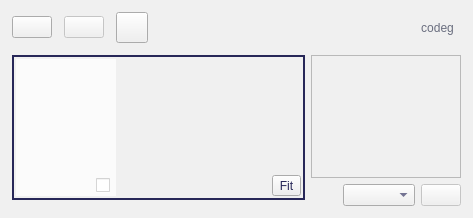
Before: the Qt Designer form src/Ui/AppWindow.ui in NikolayRag/codeg, drawn with Qt 5.
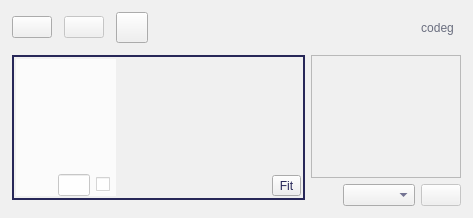
After: the same form once the commit is applied. Icons and pictures are not drawn.

Commit message: add KayerPower field

Diff of the .ui file:
```diff
--- a/src/Ui/AppWindow.ui
+++ b/src/Ui/AppWindow.ui
@@ -396,6 +396,25 @@
                        </property>
                       </spacer>
                      </item>
+                     <item>
+                      <widget class="QLineEdit" name="lineLayerPower">
+                       <property name="sizePolicy">
+                        <sizepolicy hsizetype="MinimumExpanding" vsizetype="Fixed">
+                         <horstretch>0</horstretch>
+                         <verstretch>0</verstretch>
+                        </sizepolicy>
+                       </property>
+                       <property name="maximumSize">
+                        <size>
+                         <width>32</width>
+                         <height>16777215</height>
+                        </size>
+                       </property>
+                       <property name="text">
+                        <string/>
+                       </property>
+                      </widget>
+                     </item>
                      <item>
                       <widget class="QCheckBox" name="checkLayerOn">
                        <property name="text">
```
The commit also changes 1 other file.
